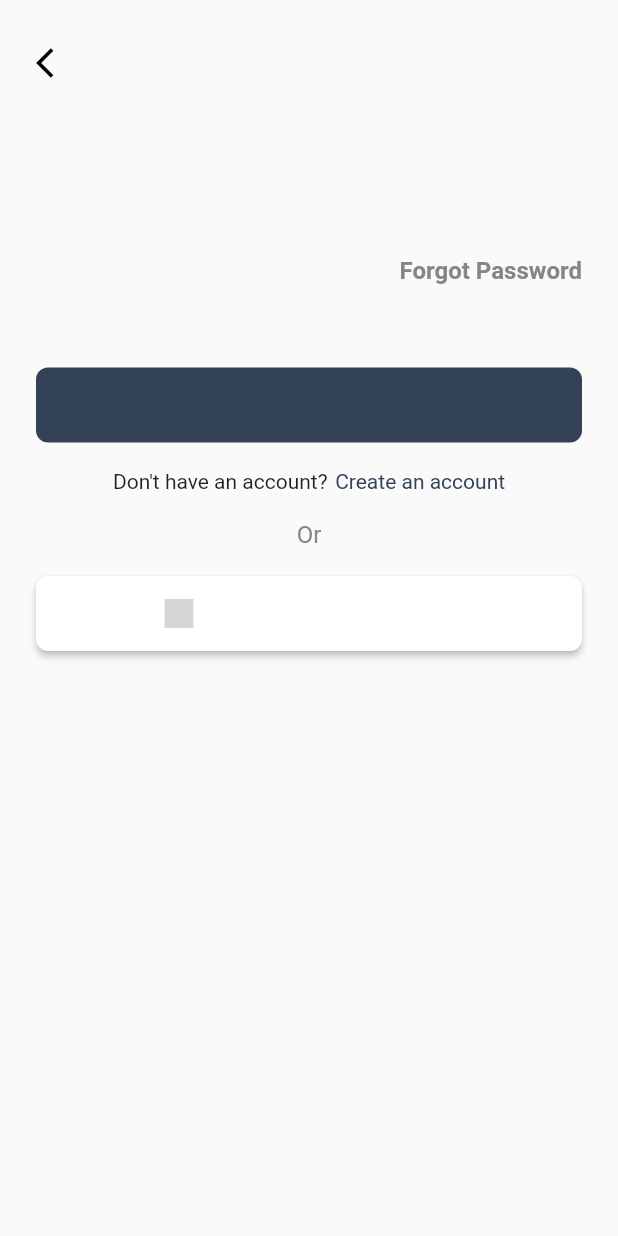
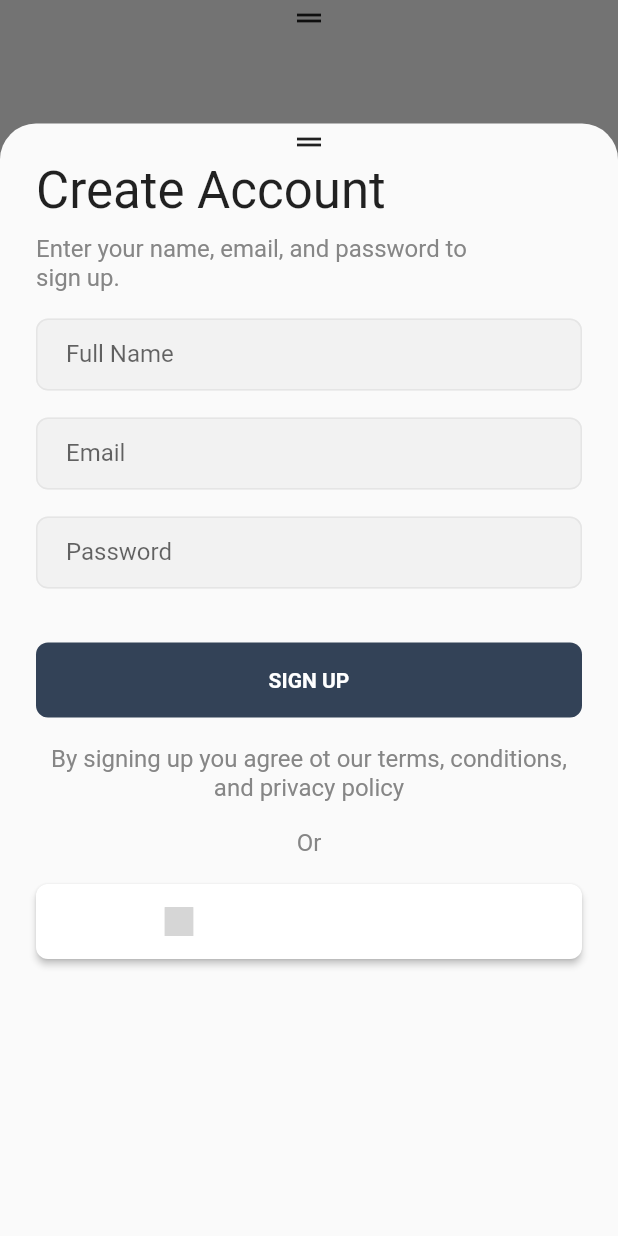
Before and after one commit to ameeruljunaidi/XYZPrototype, a Flutter app: the AuthenticationLayout widget shown alone on an empty page, opened directly with empty values, after a tap on an icon or button, on a phone screen of 412 x 824 dp. Run offline on Flutter 3.47's test engine with Material 2 defaults, Android fonts, the phone set to English and light mode, and no system bars; our stand-ins replace auth_buttons, cloud_firestore, firebase_core, font_awesome_flutter, freezed_annotation, logger and 2 more; missing offline and left inert: colorful_safe_area, places_service, stacked_firebase_auth; accounts and stored records are empty; grey boxes are pictures that could not be loaded.

```diff
--- a/user/lib/ui/create_account/create_account_view.dart
+++ b/user/lib/ui/create_account/create_account_view.dart
@@ -18,7 +18,22 @@ class CreateAccountView extends StatelessWidget with $CreateAccountView {
 
   @override
   Widget build(BuildContext context) {
-    return ViewModelBuilder<CreateAccountViewModel>.reactive(
+    return GestureDetector(
+      onTap: () {
+        showModalBottomSheet(
+          isScrollControlled: true,
+          shape: RoundedRectangleBorder(
+            borderRadius: BorderRadius.vertical(
+              top: Radius.circular(24.0),
+            ),
+          ),
+          clipBehavior: Clip.antiAliasWithSaveLayer,
+          context: context,
+          builder: (context) => Container(
+            decoration: BoxDecoration(
+                borderRadius: BorderRadius.all(Radius.circular(200))),
+            height: screenHeightPercentage(context, percentage: 0.9),
+            child: ViewModelBuilder<CreateAccountViewModel>.reactive(
               onModelReady: (model) => listenToFormUpdated(model),
               builder: (context, model, child) => Scaffold(
                 body: AuthenticationLayout(
@@ -51,6 +66,21 @@ class CreateAccountView extends StatelessWidget with $CreateAccountView {
                 ),
               ),
               viewModelBuilder: () => CreateAccountViewModel(),
+            ),
+          ),
+        );
+      },
+      child: Row(
+        mainAxisAlignment: MainAxisAlignment.center,
+        children: <Widget>[
+          Text('Don\'t have an account?'),
+          horizontalSpaceTiny,
+          Text(
+            'Create an account',
+            style: TextStyle(color: kcPrimaryColor),
+          ),
+        ],
+      ),
     );
   }
 }
--- a/user/lib/ui/dumb_widgets/authentication_layout.dart
+++ b/user/lib/ui/dumb_widgets/authentication_layout.dart
@@ -2,6 +2,7 @@ import 'dart:io';
 
 import 'package:auth_buttons/auth_buttons.dart';
 import 'package:flutter/material.dart';
+import 'package:xyz_prototype/ui/create_account/create_account_view.dart';
 import 'package:xyz_ui/xyz_ui.dart';
 
 class AuthenticationLayout extends StatelessWidget {
@@ -40,28 +41,27 @@ class AuthenticationLayout extends StatelessWidget {
   Widget build(BuildContext context) {
     return Padding(
       padding: const EdgeInsets.symmetric(horizontal: 24.0),
-      child: ListView(
-        physics: const NeverScrollableScrollPhysics(),
+      child: SingleChildScrollView(
+        child: Column(
+          // physics: const NeverScrollableScrollPhysics(),
           children: <Widget>[
-          // if (onBackPressed == null) verticalSpaceLarge,
-          if (onBackPressed != null) verticalSpaceRegular,
-          if (onBackPressed != null)
-            IconButton(
-              padding: EdgeInsets.zero,
-              alignment: Alignment.centerLeft,
-              icon: Icon(Icons.arrow_back_ios, color: Colors.black),
-              onPressed: onBackPressed,
-            ),
-          Text(
+            Icon(Icons.drag_handle),
+            Align(
+              alignment: Alignment.topLeft,
+              child: Text(
                 title!,
                 style: TextStyle(fontSize: 34.0),
               ),
+            ),
             verticalSpaceSmall,
-          SizedBox(
+            Align(
+              alignment: Alignment.topLeft,
+              child: SizedBox(
                 width: screenWidthPercentage(context, percentage: 0.7),
                 child: Text(
                   subtitle!,
                   style: ktsMediumGreyBodyText,
+                ),
               ),
             ),
             verticalSpaceRegular,
@@ -114,21 +114,7 @@ class AuthenticationLayout extends StatelessWidget {
               ),
             ),
             verticalSpaceRegular,
-          if (onCreateAccountTapped != null)
-            GestureDetector(
-              onTap: onCreateAccountTapped,
-              child: Row(
-                mainAxisAlignment: MainAxisAlignment.center,
-                children: <Widget>[
-                  Text('Don\'t have an account?'),
-                  horizontalSpaceTiny,
-                  Text(
-                    'Create an account',
-                    style: TextStyle(color: kcPrimaryColor),
-                  ),
-                ],
-              ),
-            ),
+            if (onCreateAccountTapped != null) CreateAccountView(),
             if (showTermsText == true)
               Text(
                 'By signing up you agree ot our terms, conditions, and privacy policy',
@@ -145,7 +131,9 @@ class AuthenticationLayout extends StatelessWidget {
             ),
             if (Platform.isIOS) verticalSpaceRegular,
             if (Platform.isIOS)
-            AppleAuthButton(
+              SizedBox(
+                width: double.infinity,
+                child: AppleAuthButton(
                   // onPressed: onSignInWithApple ?? () {},
                   onPressed: () {},
                   text: 'CONTINUE WITH APPLE',
@@ -156,8 +144,11 @@ class AuthenticationLayout extends StatelessWidget {
                     textStyle: TextStyle(fontSize: 14.0),
                   ),
                 ),
+              ),
             verticalSpaceRegular,
-          GoogleAuthButton(
+            SizedBox(
+              width: double.infinity,
+              child: GoogleAuthButton(
                 // onPressed: onSignInWithGoogle ?? () {},
                 onPressed: () {},
                 text: 'CONTINUE WITH GOOGLE',
@@ -167,8 +158,10 @@ class AuthenticationLayout extends StatelessWidget {
                   buttonType: AuthButtonType.secondary,
                   textStyle: TextStyle(fontSize: 14.0),
                 ),
+              ),
             )
           ],
+        ),
       ),
     );
   }
```
Also changed, not shown: user/lib/ui/login/login_view.dart (+10 -3 lines), 1 other file. Lines whose indentation alone changed are shown as unchanged.
